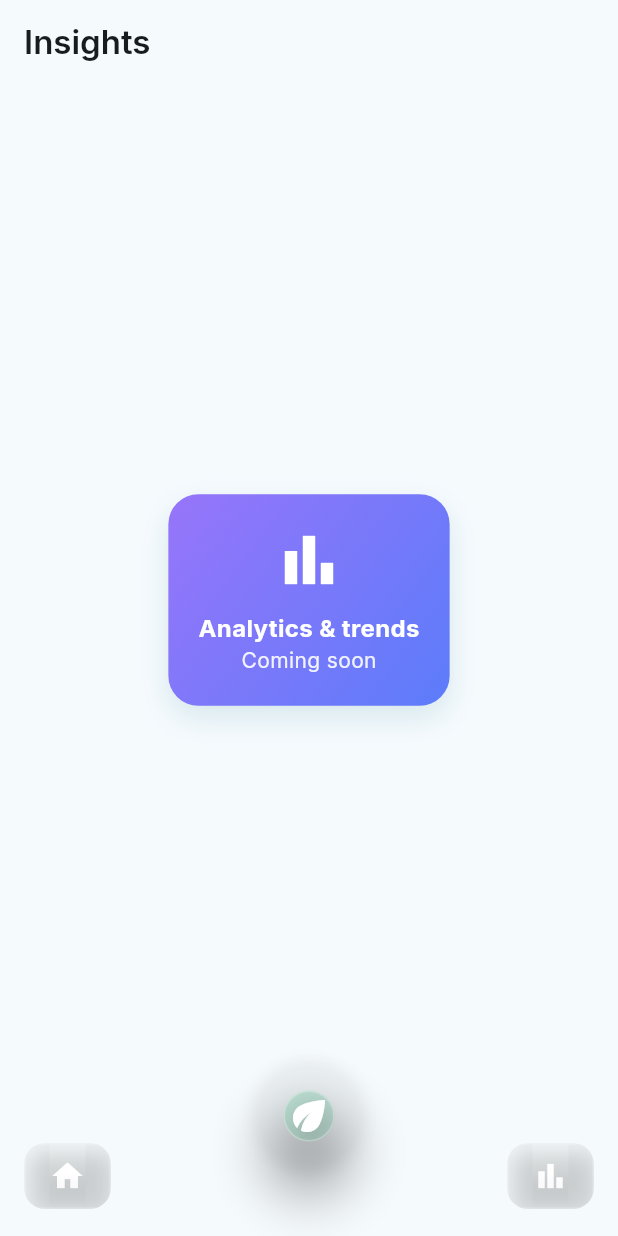
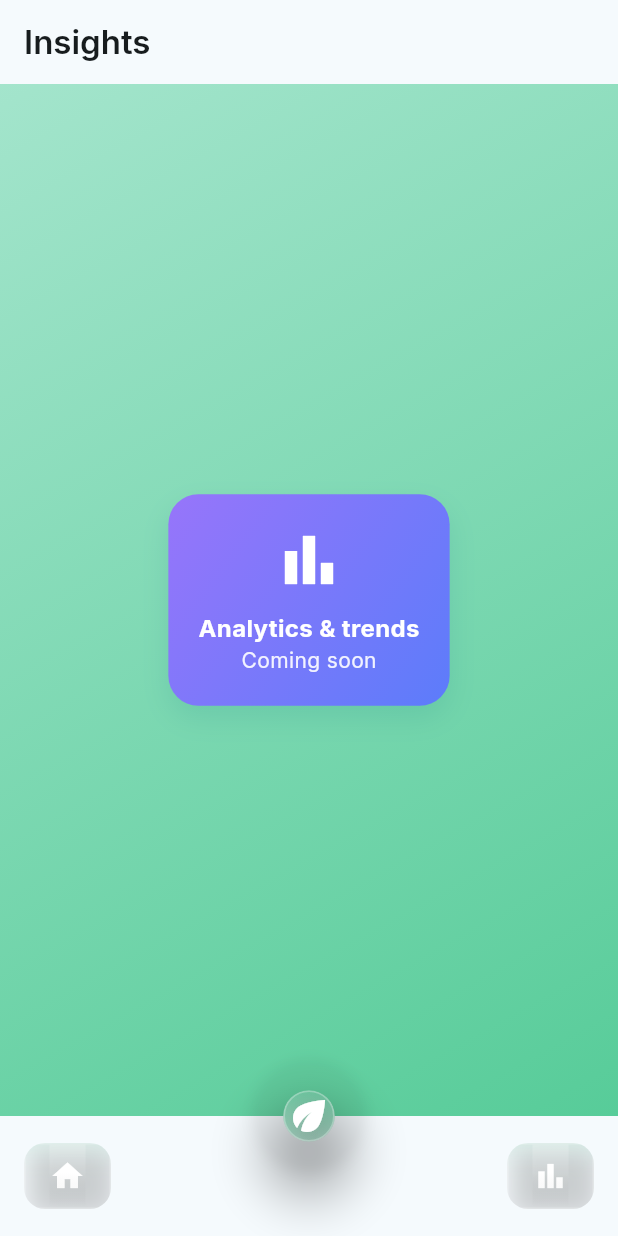
Before and after one commit to cursor2test1230-hub/hydro, a Flutter app: the screen it shows after launch, after a tap on "Nutrients", after a tap on "pH", after a tap on the "bar chart" icon, on a phone screen of 412 x 824 dp. Run offline on Flutter 3.47's test engine with Material 3 defaults, Android fonts, the phone set to English and light mode, and no system bars; our stand-ins replace google_fonts.

Commit message:
feat(theme): add mint/leaf green gradient app background and make pages transparent

```diff
--- a/lib/main.dart
+++ b/lib/main.dart
@@ -46,9 +46,23 @@ class _RootScaffoldState extends State<RootScaffold> {
   Widget build(BuildContext context) {
     final ColorScheme scheme = Theme.of(context).colorScheme;
     return Scaffold(
-      body: IndexedStack(
-        index: _selectedIndex,
-        children: _pages,
+      body: Stack(
+        children: [
+          // Mint/leaf green gradient background
+          Container(
+            decoration: const BoxDecoration(
+              gradient: LinearGradient(
+                begin: Alignment.topLeft,
+                end: Alignment.bottomRight,
+                colors: [Color(0xFFA8E6CF), Color(0xFF57CC99)],
+              ),
+            ),
+          ),
+          IndexedStack(
+            index: _selectedIndex,
+            children: _pages,
+          ),
+        ],
       ),
       floatingActionButton: SizedBox(
         width: 72,
@@ -385,6 +399,7 @@ class _DashboardPageState extends State<DashboardPage> {
         backgroundColor: scheme.surface,
         surfaceTintColor: Colors.transparent,
       ),
+      backgroundColor: Colors.transparent,
       body: SafeArea(
         child: SingleChildScrollView(
           padding: const EdgeInsets.symmetric(horizontal: 16, vertical: 12),
@@ -797,6 +812,7 @@ class PlantsPage extends StatelessWidget {
         backgroundColor: scheme.surface,
         surfaceTintColor: Colors.transparent,
       ),
+      backgroundColor: Colors.transparent,
       body: Center(
         child: Container(
           padding: const EdgeInsets.all(20),
@@ -842,6 +858,7 @@ class InsightsPage extends StatelessWidget {
         backgroundColor: scheme.surface,
         surfaceTintColor: Colors.transparent,
       ),
+      backgroundColor: Colors.transparent,
       body: Center(
         child: Container(
           padding: const EdgeInsets.all(20),
```
